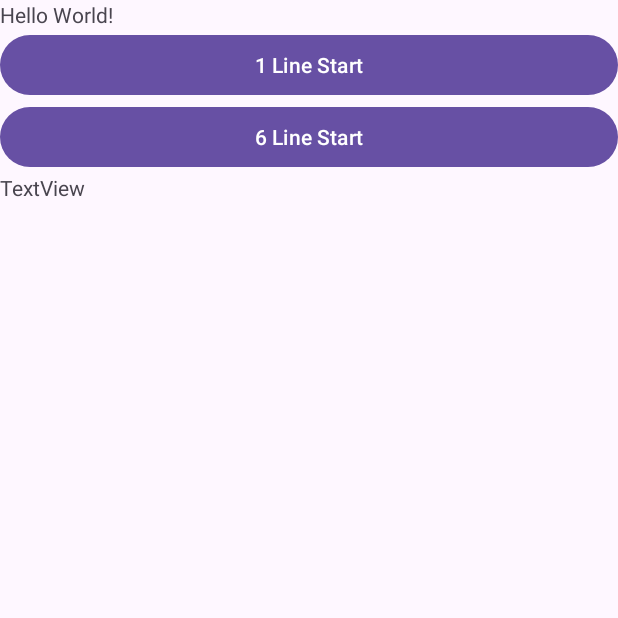
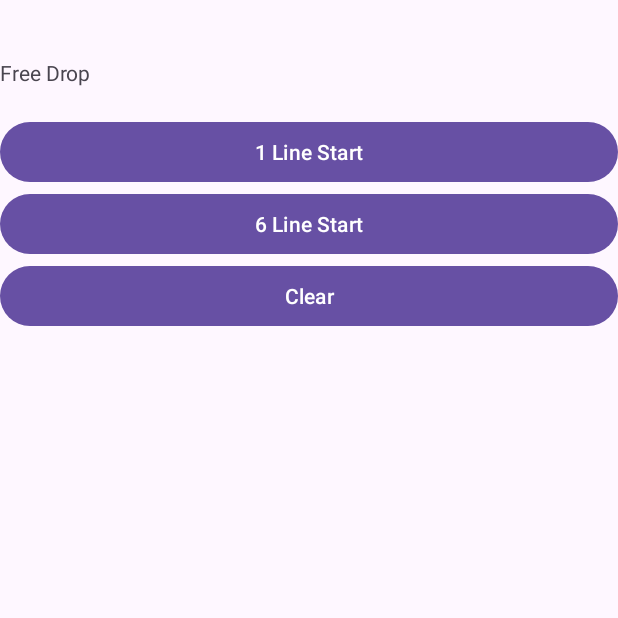
Before and after one commit to ideptor/android-gravity, an Android app: the screen it shows after launch (MainActivity), on a phone screen of 412 x 824 dp, the top half of it. Run offline under Robolectric (Android 15) with nearby library versions, the phone set to English and light mode, and no system bars; 5 statements that could not run were skipped.

Commit message:
update ui

```diff
--- a/app/src/main/res/layout/activity_main.xml
+++ b/app/src/main/res/layout/activity_main.xml
@@ -11,12 +11,29 @@
         android:layout_width="match_parent"
         android:layout_height="match_parent"
         android:orientation="vertical">
+        <TextView
+            android:id="@+id/textView2"
+            android:layout_width="match_parent"
+            android:layout_height="wrap_content"
+            android:text="" />
+
+        <TextView
+            android:id="@+id/textView3"
+            android:layout_width="match_parent"
+            android:layout_height="wrap_content"
+            android:text="" />
 
         <TextView
             android:id="@+id/tvTitle"
             android:layout_width="match_parent"
             android:layout_height="wrap_content"
-            android:text="Hello World!" />
+            android:text="Free Drop" />
+
+        <TextView
+            android:id="@+id/tvSummary"
+            android:layout_width="match_parent"
+            android:layout_height="wrap_content"
+            android:text="" />
 
         <Button
             android:id="@+id/btnStartLine1"
@@ -29,12 +46,17 @@
             android:layout_width="match_parent"
             android:layout_height="wrap_content"
             android:text="6 Line Start" />
+        <Button
+            android:id="@+id/btnClear"
+            android:layout_width="match_parent"
+            android:layout_height="wrap_content"
+            android:text="Clear" />
 
         <TextView
             android:id="@+id/tvLog"
             android:layout_width="match_parent"
             android:layout_height="wrap_content"
-            android:text="TextView" />
+            android:text="" />
     </LinearLayout>
 
 </androidx.constraintlayout.widget.ConstraintLayout>
```
Also changed, not shown: app/src/main/java/org/ideptor/freedrop/MainActivity.kt (+44 -12 lines).
